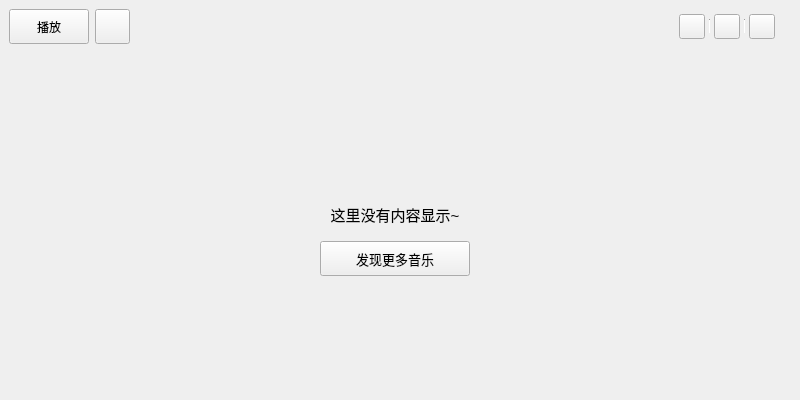
This is KuGouStart/PurchasedMusic/PaidSingle/PaidSingle.ui in a-mo-xi-wei/Qt-KuGouAppClient as Qt 5 draws it before an edit. The edited form follows.
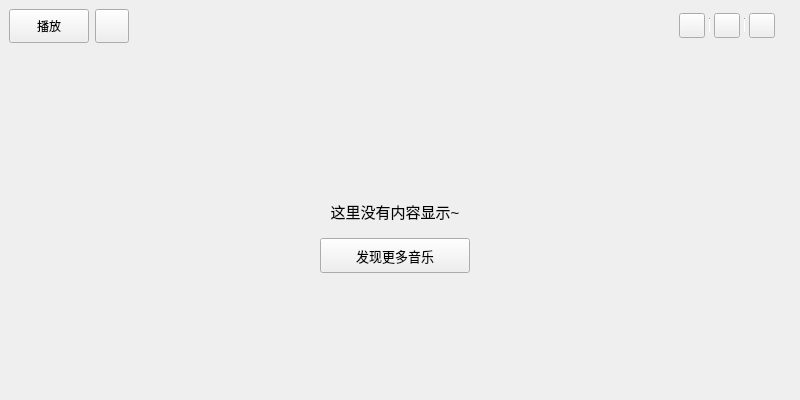
This is the edited form.

Patch:
```diff
--- a/KuGouStart/PurchasedMusic/PaidSingle/PaidSingle.ui
+++ b/KuGouStart/PurchasedMusic/PaidSingle/PaidSingle.ui
@@ -28,32 +28,35 @@
         <property name="minimumSize">
          <size>
           <width>80</width>
-          <height>35</height>
+          <height>34</height>
          </size>
         </property>
         <property name="maximumSize">
          <size>
           <width>80</width>
-          <height>35</height>
+          <height>34</height>
          </size>
         </property>
         <property name="text">
          <string>播放</string>
         </property>
+        <property name="toolButtonStyle">
+         <enum>Qt::ToolButtonTextBesideIcon</enum>
+        </property>
        </widget>
       </item>
       <item>
        <widget class="QToolButton" name="toolButton_3">
         <property name="minimumSize">
          <size>
-          <width>35</width>
-          <height>35</height>
+          <width>34</width>
+          <height>34</height>
          </size>
         </property>
         <property name="maximumSize">
          <size>
-          <width>35</width>
-          <height>35</height>
+          <width>34</width>
+          <height>34</height>
          </size>
         </property>
         <property name="text">
@@ -224,6 +227,9 @@
    <item>
     <widget class="QWidget" name="widget_4" native="true">
      <layout class="QVBoxLayout" name="verticalLayout" stretch="1,1,1">
+      <property name="topMargin">
+       <number>0</number>
+      </property>
       <item>
        <spacer name="verticalSpacer_3">
         <property name="orientation">
```
Left out of the diff: 4 changed lines with no effect on the pictures.
